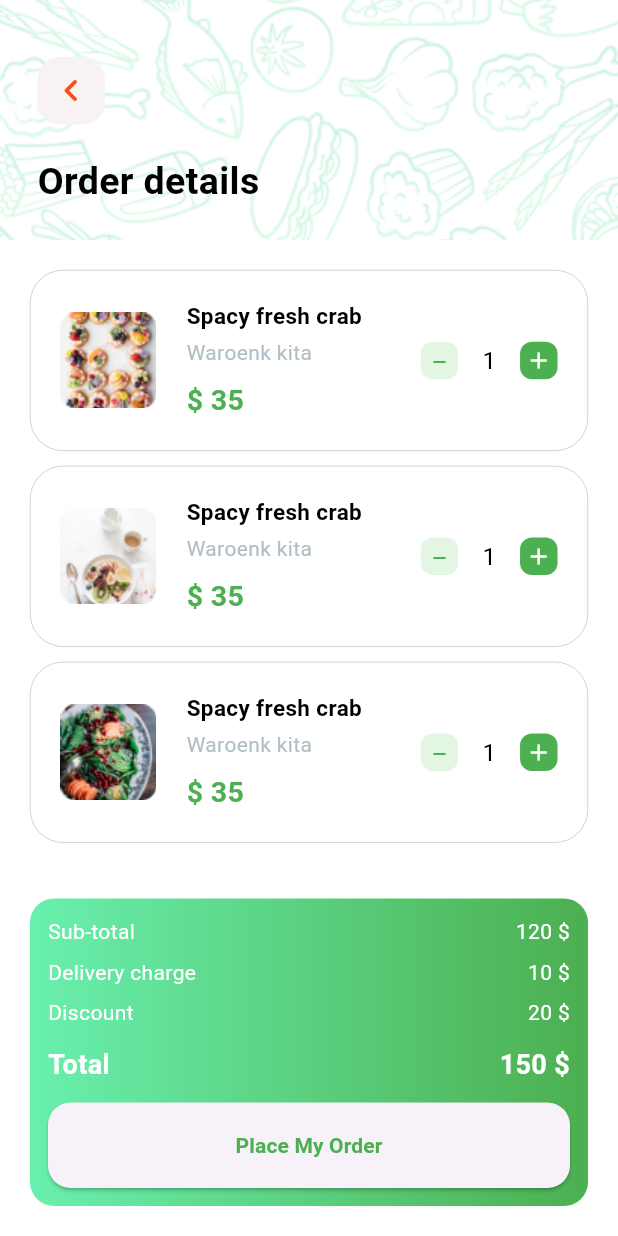
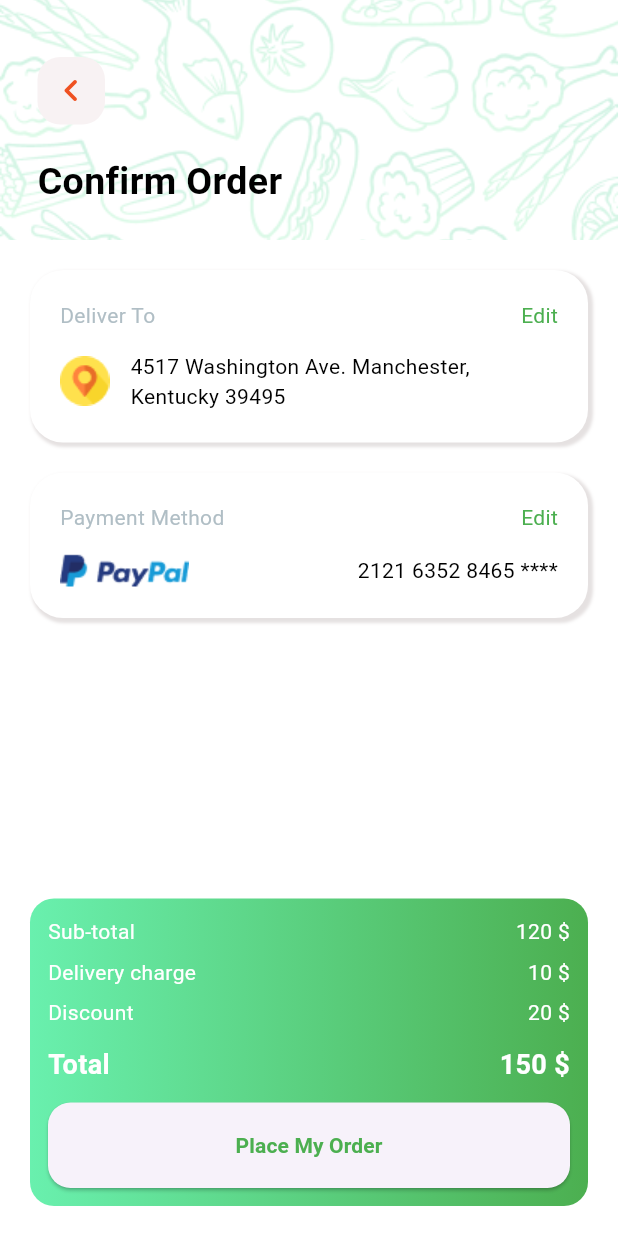
Before and after one commit to MrezaVasebi/f_food_ninja, a Flutter app: the screen it shows after launch, on a phone screen of 412 x 824 dp. Run offline on Flutter 3.47's test engine with Material 3 defaults, Android fonts, the phone set to English and light mode, and no system bars.

Commit message:
added: orderConfirm added

```diff
--- a/lib/main.dart
+++ b/lib/main.dart
@@ -1,4 +1,4 @@
-import 'package:f_food_delivery/scr/presentation/order_details.dart';
+import 'package:f_food_delivery/scr/presentation/order_confirm.dart';
 import 'package:flutter/material.dart';
 import 'package:flutter/services.dart';
 
@@ -19,7 +19,7 @@ class MyApp extends StatelessWidget {
       debugShowCheckedModeBanner: false,
       home: Scaffold(
         backgroundColor: Colors.white,
-        body: OrderDetails(),
+        body: OrderConfirm(),
       ),
     );
   }
--- /dev/null
+++ b/lib/scr/presentation/carts/order_details_cart.dart
@@ -0,0 +1,104 @@
+import 'package:f_food_delivery/scr/presentation/widgets/app_text.dart';
+import 'package:flutter/material.dart';
+
+class OrderDetailsCart extends StatelessWidget {
+  const OrderDetailsCart(
+      {required this.details,
+      required this.total,
+      required this.onPressed,
+      super.key});
+
+  final List<Map<String, String>> details;
+  final String total;
+  final Function() onPressed;
+
+  @override
+  Widget build(BuildContext context) {
+    return Container(
+      height: 205,
+      width: double.infinity,
+      decoration: BoxDecoration(
+        borderRadius: BorderRadius.circular(16),
+        gradient: const LinearGradient(
+          colors: [
+            Colors.greenAccent,
+            Colors.green,
+          ],
+        ),
+      ),
+      child: Padding(
+        padding: const EdgeInsets.all(12),
+        child: Column(
+          mainAxisAlignment: MainAxisAlignment.spaceBetween,
+          children: [
+            ListView.separated(
+              itemBuilder: (context, index) {
+                final item = details[index];
+                return Row(
+                  mainAxisAlignment: MainAxisAlignment.spaceBetween,
+                  children: [
+                    AppText(
+                      lbl: item['name'],
+                      style: const TextStyle(
+                        fontSize: 14,
+                        color: Colors.white,
+                      ),
+                    ),
+                    AppText(
+                      lbl: item['price'],
+                      style: const TextStyle(
+                        fontSize: 14,
+                        color: Colors.white,
+                      ),
+                    ),
+                  ],
+                );
+              },
+              separatorBuilder: (context, index) => const SizedBox(
+                height: 7,
+              ),
+              itemCount: details.length,
+              shrinkWrap: true,
+            ),
+            Row(
+              mainAxisAlignment: MainAxisAlignment.spaceBetween,
+              children: [
+                const AppText(
+                  lbl: 'Total',
+                  style: TextStyle(
+                      color: Colors.white,
+                      fontWeight: FontWeight.bold,
+                      fontSize: 18),
+                ),
+                AppText(
+                  lbl: total,
+                  style: const TextStyle(
+                      color: Colors.white,
+                      fontWeight: FontWeight.bold,
+                      fontSize: 18),
+                ),
+              ],
+            ),
+            ElevatedButton(
+              onPressed: onPressed,
+              style: ElevatedButton.styleFrom(
+                minimumSize: const Size(double.infinity, 57),
+                shape: RoundedRectangleBorder(
+                  borderRadius: BorderRadius.circular(15),
+                ),
+              ),
+              child: const AppText(
+                lbl: 'Place My Order',
+                style: TextStyle(
+                  color: Colors.green,
+                  fontSize: 14,
+                  fontWeight: FontWeight.bold,
+                ),
+              ),
+            )
+          ],
+        ),
+      ),
+    );
+  }
+}
--- /dev/null
+++ b/lib/scr/presentation/order_confirm.dart
@@ -0,0 +1,183 @@
+import 'package:f_food_delivery/scr/presentation/carts/order_details_cart.dart';
+import 'package:f_food_delivery/scr/presentation/constant/images.dart';
+import 'package:f_food_delivery/scr/presentation/widgets/app_text.dart';
+import 'package:f_food_delivery/scr/presentation/widgets/chat_header.dart';
+import 'package:flutter/material.dart';
+
+class OrderConfirm extends StatelessWidget {
+  const OrderConfirm({super.key});
+
+  @override
+  Widget build(BuildContext context) {
+    final List<Map<String, String>> details = [
+      {'name': 'Sub-total', 'price': '120 \$'},
+      {'name': 'Delivery charge', 'price': '10 \$'},
+      {'name': 'Discount', 'price': '20 \$'},
+    ];
+
+    return SizedBox(
+      height: MediaQuery.of(context).size.height,
+      width: double.infinity,
+      child: Column(
+        children: [
+          ChatHeader(
+            title: 'Confirm Order',
+            onTap: () {},
+          ),
+          Expanded(
+            flex: 1,
+            child: Padding(
+              padding: const EdgeInsets.all(20),
+              child: Column(
+                children: [
+                  Container(
+                    height: 115,
+                    width: double.infinity,
+                    decoration: BoxDecoration(
+                      color: Colors.white,
+                      borderRadius: BorderRadius.circular(22),
+                      boxShadow: const [
+                        BoxShadow(
+                          color: Color.fromARGB(255, 229, 225, 225),
+                          blurRadius: 1.0, // soften the shadow
+                          spreadRadius: 1, //extend the shadow
+                          offset: Offset(
+                            2.0, // Move to right 20  horizontally
+                            2.0, // Move to bottom 10 Vertically
+                          ),
+                        )
+                      ],
+                    ),
+                    child: Padding(
+                      padding: const EdgeInsets.all(20),
+                      child: Column(
+                        crossAxisAlignment: CrossAxisAlignment.start,
+                        children: [
+                          Row(
+                            mainAxisAlignment: MainAxisAlignment.spaceBetween,
+                            children: [
+                              AppText(
+                                lbl: 'Deliver To',
+                                style: TextStyle(
+                                  color: Colors.blueGrey[200],
+                                ),
+                              ),
+                              InkWell(
+                                onTap: () {},
+                                child: const AppText(
+                                  lbl: 'Edit',
+                                  style: TextStyle(
+                                    color: Colors.green,
+                                  ),
+                                ),
+                              )
+                            ],
+                          ),
+                          const SizedBox(height: 14),
+                          Row(
+                            children: [
+                              Image.asset(PngImages.location),
+                              const SizedBox(width: 14),
+                              const Expanded(
+                                flex: 1,
+                                child: AppText(
+                                  lbl:
+                                      '4517 Washington Ave. Manchester, Kentucky 39495',
+                                  style: TextStyle(
+                                    color: Colors.black,
+                                    overflow: TextOverflow.ellipsis,
+                                  ),
+                                  maxLines: 2,
+                                ),
+                              )
+                            ],
+                          ),
+                        ],
+                      ),
+                    ),
+                  ),
+                  const SizedBox(height: 20),
+                  Container(
+                    // height: 105,
+                    width: double.infinity,
+                    decoration: BoxDecoration(
+                      color: Colors.white,
+                      borderRadius: BorderRadius.circular(22),
+                      boxShadow: const [
+                        BoxShadow(
+                          color: Color.fromARGB(255, 229, 225, 225),
+                          blurRadius: 1.0, // soften the shadow
+                          spreadRadius: 1, //extend the shadow
+                          offset: Offset(
+                            2.0, // Move to right 20  horizontally
+                            2.0, // Move to bottom 10 Vertically
+                          ),
+                        )
+                      ],
+                    ),
+                    child: Padding(
+                      padding: const EdgeInsets.all(20),
+                      child: Column(
+                        crossAxisAlignment: CrossAxisAlignment.start,
+                        children: [
+                          Row(
+                            mainAxisAlignment: MainAxisAlignment.spaceBetween,
+                            children: [
+                              AppText(
+                                lbl: 'Payment Method',
+                                style: TextStyle(
+                                  color: Colors.blueGrey[200],
+                                ),
+                              ),
+                              InkWell(
+                                onTap: () {},
+                                child: const AppText(
+                                  lbl: 'Edit',
+                                  style: TextStyle(
+                                    color: Colors.green,
+                                  ),
+                                ),
+                              )
+                            ],
+                          ),
+                          const SizedBox(height: 14),
+                          Row(
+                            mainAxisAlignment: MainAxisAlignment.spaceBetween,
+                            children: [
+                              Image.asset(PngImages.paypal),
+                              const SizedBox(width: 14),
+                              const AppText(
+                                lbl: '2121 6352 8465 ****',
+                                style: TextStyle(
+                                  color: Colors.black,
+                                  overflow: TextOverflow.ellipsis,
+                                ),
+                                maxLines: 2,
+                              )
+                            ],
+                          ),
+                        ],
+                      ),
+                    ),
+                  ),
+                ],
+              ),
+            ),
+          ),
+          Padding(
+            padding: const EdgeInsets.only(
+              left: 20,
+              right: 20,
+              bottom: 20,
+            ),
+            child: OrderDetailsCart(
+              details: details,
+              total: '150 \$',
+              onPressed: () {},
+            ),
+          )
+        ],
+      ),
+    );
+  }
+}
--- a/lib/scr/presentation/order_details.dart
+++ b/lib/scr/presentation/order_details.dart
@@ -1,6 +1,6 @@
+import 'package:f_food_delivery/scr/presentation/carts/order_details_cart.dart';
 import 'package:f_food_delivery/scr/presentation/constant/dummy_data.dart';
 import 'package:f_food_delivery/scr/presentation/list/order_list.dart';
-import 'package:f_food_delivery/scr/presentation/widgets/app_text.dart';
 import 'package:f_food_delivery/scr/presentation/widgets/chat_header.dart';
 import 'package:flutter/material.dart';
 
@@ -39,91 +39,10 @@ class OrderDetails extends StatelessWidget {
               right: 20,
               bottom: 20,
             ),
-            child: Container(
-              height: 205,
-              width: double.infinity,
-              decoration: BoxDecoration(
-                borderRadius: BorderRadius.circular(16),
-                gradient: const LinearGradient(
-                  colors: [
-                    Colors.greenAccent,
-                    Colors.green,
-                  ],
-                ),
-              ),
-              child: Padding(
-                padding: const EdgeInsets.all(12),
-                child: Column(
-                  mainAxisAlignment: MainAxisAlignment.spaceBetween,
-                  children: [
-                    ListView.separated(
-                      itemBuilder: (context, index) {
-                        final item = details[index];
-                        return Row(
-                          mainAxisAlignment: MainAxisAlignment.spaceBetween,
-                          children: [
-                            AppText(
-                              lbl: item['name'],
-                              style: const TextStyle(
-                                fontSize: 14,
-                                color: Colors.white,
-                              ),
-                            ),
-                            AppText(
-                              lbl: item['price'],
-                              style: const TextStyle(
-                                fontSize: 14,
-                                color: Colors.white,
-                              ),
-                            ),
-                          ],
-                        );
-                      },
-                      separatorBuilder: (context, index) => const SizedBox(
-                        height: 7,
-                      ),
-                      itemCount: details.length,
-                      shrinkWrap: true,
-                    ),
-                    const Row(
-                      mainAxisAlignment: MainAxisAlignment.spaceBetween,
-                      children: [
-                        AppText(
-                          lbl: 'Total',
-                          style: TextStyle(
-                              color: Colors.white,
-                              fontWeight: FontWeight.bold,
-                              fontSize: 18),
-                        ),
-                        AppText(
-                          lbl: '150 \$',
-                          style: TextStyle(
-                              color: Colors.white,
-                              fontWeight: FontWeight.bold,
-                              fontSize: 18),
-                        ),
-                      ],
-                    ),
-                    ElevatedButton(
-                      onPressed: () {},
-                      style: ElevatedButton.styleFrom(
-                        minimumSize: const Size(double.infinity, 57),
-                        shape: RoundedRectangleBorder(
-                          borderRadius: BorderRadius.circular(15),
-                        ),
-                      ),
-                      child: const AppText(
-                        lbl: 'Place My Order',
-                        style: TextStyle(
-                          color: Colors.green,
-                          fontSize: 14,
-                          fontWeight: FontWeight.bold,
-                        ),
-                      ),
-                    )
-                  ],
-                ),
-              ),
+            child: OrderDetailsCart(
+              details: details,
+              total: '150 \$',
+              onPressed: () {},
             ),
           )
         ],
```
